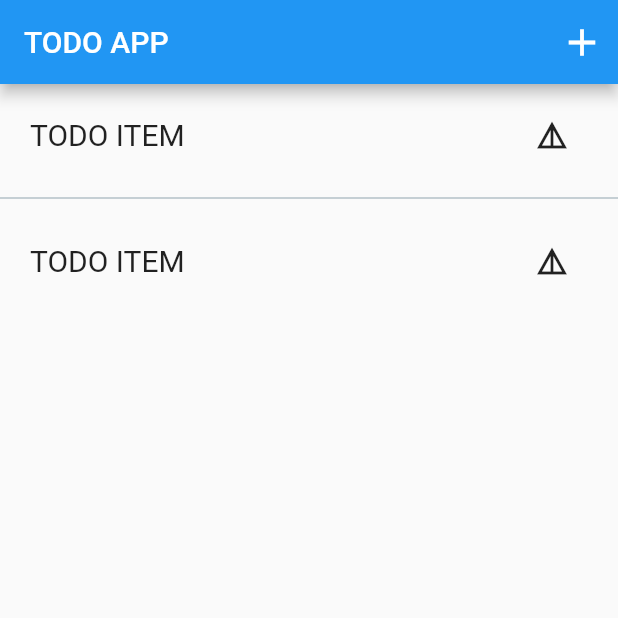
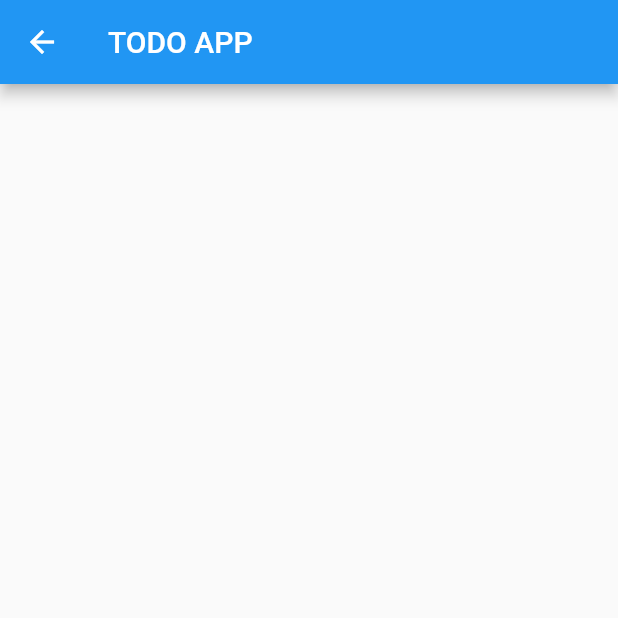
Before and after one commit to bananarizumu/flutter-simple-todo, a Flutter app: the screen it shows after launch, after a tap on the "add" icon, on a phone screen of 412 x 824 dp, the top half of it. Run offline on Flutter 3.47's test engine with Material 2 defaults, Android fonts, the phone set to English and light mode, and no system bars; our stand-ins replace auto_route, hooks_riverpod.

Commit message:
create empty screen and setup auto router

```diff
--- a/lib/main.dart
+++ b/lib/main.dart
@@ -1,24 +1,25 @@
 import 'package:flutter/material.dart';
-import 'package:flutter_simple_todo/ui/todo_list/todo_list_screen.dart';
+import 'package:flutter_simple_todo/route/app_router.gr.dart';
 import 'package:hooks_riverpod/hooks_riverpod.dart';
 
 void main() {
   WidgetsFlutterBinding.ensureInitialized();
 
   runApp(
-    const ProviderScope(
+    ProviderScope(
       child: App(),
     ),
   );
 }
 
 class App extends HookConsumerWidget {
-  const App({Key? key}) : super(key: key);
+  final _appRouter = AppRouter();
 
   @override
   Widget build(BuildContext context, WidgetRef ref) {
-    return MaterialApp(
-      home: HomeScreen(),
+    return MaterialApp.router(
+      routerDelegate: _appRouter.delegate(),
+      routeInformationParser: _appRouter.defaultRouteParser(),
     );
   }
 }
--- /dev/null
+++ b/lib/route/app_router.dart
@@ -0,0 +1,13 @@
+import 'package:auto_route/annotations.dart';
+import 'package:flutter_simple_todo/ui/create_todo/create_todo_screen.dart';
+
+import '../ui/todo_list/todo_list_screen.dart';
+
+@MaterialAutoRouter(
+  replaceInRouteName: 'Screen,Route',
+  routes: <AutoRoute>[
+    AutoRoute(page: HomeScreen, path: '/', initial: true),
+    AutoRoute(page: CreateTodoScreen, path: '/create'),
+  ],
+)
+class $AppRouter {}
--- /dev/null
+++ b/lib/ui/create_todo/create_todo_screen.dart
@@ -0,0 +1,14 @@
+import 'package:flutter/material.dart';
+import 'package:flutter/widgets.dart';
+import 'package:hooks_riverpod/hooks_riverpod.dart';
+
+class CreateTodoScreen extends HookConsumerWidget {
+  @override
+  Widget build(BuildContext context, WidgetRef ref) {
+    return Scaffold(
+      appBar: AppBar(
+        title: Text("TODO APP"),
+      ),
+    );
+  }
+}
--- a/lib/ui/todo_list/todo_list_screen.dart
+++ b/lib/ui/todo_list/todo_list_screen.dart
@@ -1,6 +1,8 @@
+import 'package:auto_route/auto_route.dart';
 import 'package:flutter/material.dart';
-import 'package:flutter_simple_todo/ui/todo_list/widget/todo_card.dart';
 import 'package:hooks_riverpod/hooks_riverpod.dart';
+
+import '../../route/app_router.gr.dart';
 
 class HomeScreen extends HookConsumerWidget {
   @override
@@ -13,23 +15,11 @@ class HomeScreen extends HookConsumerWidget {
             icon: Icon(Icons.add),
             iconSize: 30.0,
             onPressed: () async {
-              // TODO: 追加画面に遷移
+              AutoRouter.of(context).push(const CreateTodoRoute());
             },
           )
         ],
       ),
-      body: Center(
-        child: ListView.builder(
-          itemBuilder: (context, n) {
-            if (n.isOdd) {
-              return Divider(color: Colors.blueGrey[300]);
-            }
-            return TodoCard();
-          },
-          // TODO
-          itemCount: 3,
-        ),
-      ),
     );
   }
 }
```
Also changed, not shown: pubspec.yaml (+3 -7 lines), lib/route/app_router.gr.dart (added), pubspec.lock, 2 other files.
